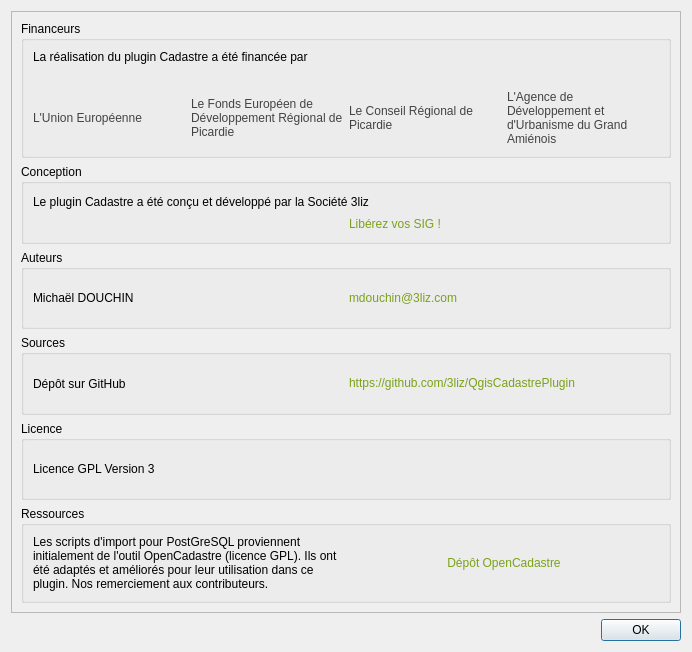
Qt form forms/cadastre_about_form.ui (3liz/QgisCadastrePlugin) before a commit.
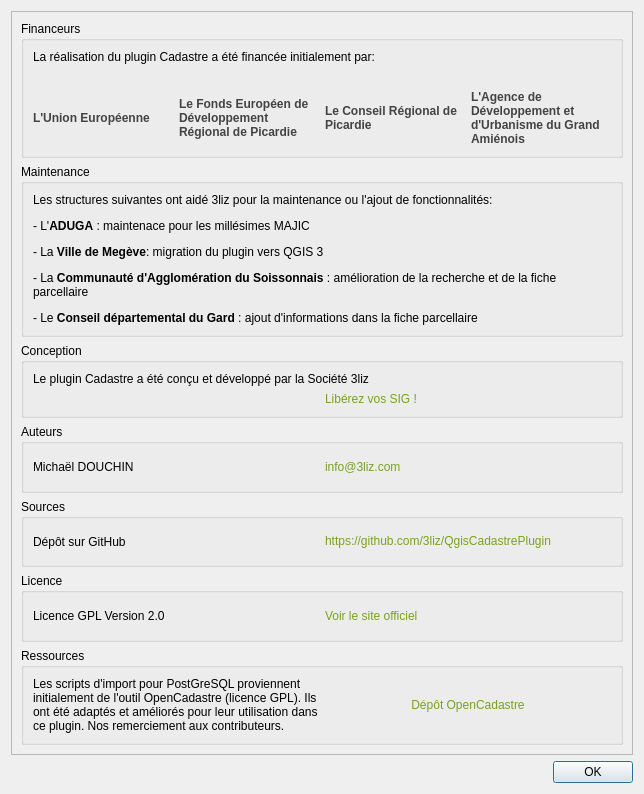
The same form after that commit. Icons and pictures are not drawn.

Commit message: A propos - Ajout de financeurs

```diff
--- a/forms/cadastre_about_form.ui
+++ b/forms/cadastre_about_form.ui
@@ -6,8 +6,8 @@
    <rect>
     <x>0</x>
     <y>0</y>
-    <width>692</width>
-    <height>652</height>
+    <width>644</width>
+    <height>794</height>
    </rect>
   </property>
   <property name="windowTitle">
@@ -24,8 +24,8 @@
        <rect>
         <x>0</x>
         <y>0</y>
-        <width>656</width>
-        <height>709</height>
+        <width>610</width>
+        <height>940</height>
        </rect>
       </property>
       <layout class="QVBoxLayout" name="verticalLayout_2">
@@ -38,7 +38,7 @@
           <item>
            <widget class="QLabel" name="label_5">
             <property name="text">
-             <string>La réalisation du plugin Cadastre a été financée par</string>
+             <string>La réalisation du plugin Cadastre a été financée initialement par:</string>
             </property>
             <property name="wordWrap">
              <bool>true</bool>
@@ -115,6 +115,12 @@
             </item>
             <item row="1" column="3">
              <widget class="QLabel" name="label">
+              <property name="font">
+               <font>
+                <weight>75</weight>
+                <bold>true</bold>
+               </font>
+              </property>
               <property name="text">
                <string>&lt;a href=&quot;http://www.aduga.org/&quot; style=&quot;color:#434343;text-decoration:none;&quot;&gt;L'Agence de Développement et  d'Urbanisme du Grand Amiénois&lt;/a&gt;</string>
               </property>
@@ -128,6 +134,12 @@
             </item>
             <item row="1" column="1">
              <widget class="QLabel" name="label_4">
+              <property name="font">
+               <font>
+                <weight>75</weight>
+                <bold>true</bold>
+               </font>
+              </property>
               <property name="text">
                <string>&lt;a href=&quot;http://www.picardie-europe.eu/&quot; style=&quot;color:#434343;text-decoration:none;&quot;&gt;Le  Fonds Européen de Développement Régional de Picardie&lt;/a&gt;</string>
               </property>
@@ -141,6 +153,12 @@
             </item>
             <item row="1" column="0">
              <widget class="QLabel" name="label_3">
+              <property name="font">
+               <font>
+                <weight>75</weight>
+                <bold>true</bold>
+               </font>
+              </property>
               <property name="text">
                <string>&lt;a href=&quot;http://europa.eu/index_fr.htm&quot; style=&quot;color:#434343;text-decoration:none;&quot;&gt;L'Union Européenne&lt;/a&gt;</string>
               </property>
@@ -176,6 +194,12 @@
             </item>
             <item row="1" column="2">
              <widget class="QLabel" name="label_2">
+              <property name="font">
+               <font>
+                <weight>75</weight>
+                <bold>true</bold>
+               </font>
+              </property>
               <property name="text">
                <string>&lt;a href=&quot;http://www.picardie.fr/&quot; style=&quot;color:#434343;text-decoration:none;&quot;&gt;Le Conseil Régional de Picardie&lt;/a&gt;</string>
               </property>
@@ -192,6 +216,28 @@
          </layout>
         </widget>
        </item>
+       <item>
+        <widget class="QGroupBox" name="groupBox_7">
+         <property name="title">
+          <string>Maintenance</string>
+         </property>
+         <layout class="QVBoxLayout" name="verticalLayout_9">
+          <item>
+           <widget class="QLabel" name="label_21">
+            <property name="text">
+             <string>&lt;html&gt;&lt;head/&gt;&lt;body&gt;&lt;p&gt;Les structures suivantes ont aidé 3liz pour la maintenance ou l'ajout de fonctionnalités:&lt;/p&gt;&lt;p&gt;- L'&lt;span style=&quot; font-weight:600;&quot;&gt;ADUGA&lt;/span&gt; : maintenace pour les millésimes MAJIC&lt;/p&gt;&lt;p&gt;- La &lt;span style=&quot; font-weight:600;&quot;&gt;Ville de Megève&lt;/span&gt;: migration du plugin vers QGIS 3&lt;/p&gt;&lt;p&gt;- La &lt;span style=&quot; font-weight:600;&quot;&gt;Communauté d'Agglomération du Soissonnais&lt;/span&gt; : amélioration de la recherche et de la fiche parcellaire&lt;/p&gt;&lt;p&gt;- Le &lt;span style=&quot; font-weight:600;&quot;&gt;Conseil départemental du Gard&lt;/span&gt; : ajout d'informations dans la fiche parcellaire&lt;/p&gt;&lt;/body&gt;&lt;/html&gt;</string>
+            </property>
+            <property name="textFormat">
+             <enum>Qt::RichText</enum>
+            </property>
+            <property name="wordWrap">
+             <bool>true</bool>
+            </property>
+           </widget>
+          </item>
+         </layout>
+        </widget>
+       </item>
        <item>
         <widget class="QGroupBox" name="groupBox_2">
          <property name="title">
@@ -265,7 +311,7 @@
             <item row="0" column="1">
              <widget class="QLabel" name="label_14">
               <property name="text">
-               <string>&lt;a href=&quot;mailto:mdouchin@3liz.com?subject=Plugin cadastre - A propos&quot; style=&quot;color:#7BA11A;text-decoration:none;&quot;&gt;mdouchin@3liz.com&lt;/a&gt;</string>
+               <string>&lt;html&gt;&lt;head/&gt;&lt;body&gt;&lt;p&gt;&lt;a href=&quot;mailto:info@3liz.com?subject=Plugin cadastre - A propos&quot;&gt;&lt;span style=&quot; color:#7ba11a;&quot;&gt;info@3liz.com&lt;/span&gt;&lt;/a&gt;&lt;/p&gt;&lt;/body&gt;&lt;/html&gt;</string>
               </property>
               <property name="openExternalLinks">
                <bool>true</bool>
@@ -318,14 +364,14 @@
             <item row="0" column="0">
              <widget class="QLabel" name="label_15">
               <property name="text">
-               <string>Licence GPL Version 3</string>
+               <string>Licence GPL Version 2.0</string>
               </property>
              </widget>
             </item>
             <item row="0" column="1">
              <widget class="QLabel" name="label_16">
               <property name="text">
-               <string>&lt;html&gt;&lt;head/&gt;&lt;body&gt;&lt;p&gt;&lt;a href=&quot;http://www.gnu.org/licenses/gpl.html&quot; target=&quot;_blank&quot;&gt;&lt;span style=&quot; text-decoration: underline; color:#0000ff;&quot;/&gt;&lt;img src=&quot;:/plugins/cadastre/images/logo_gnu3.png&quot;/&gt;&lt;/a&gt;&lt;/p&gt;&lt;/body&gt;&lt;/html&gt;</string>
+               <string>&lt;a href=&quot;https://www.gnu.org/licenses/old-licenses/gpl-2.0.fr.html&quot; style=&quot;color:#7BA11A;text-decoration:none;&quot;&gt;Voir le site officiel&lt;/a&gt;</string>
               </property>
               <property name="openExternalLinks">
                <bool>true</bool>
```
